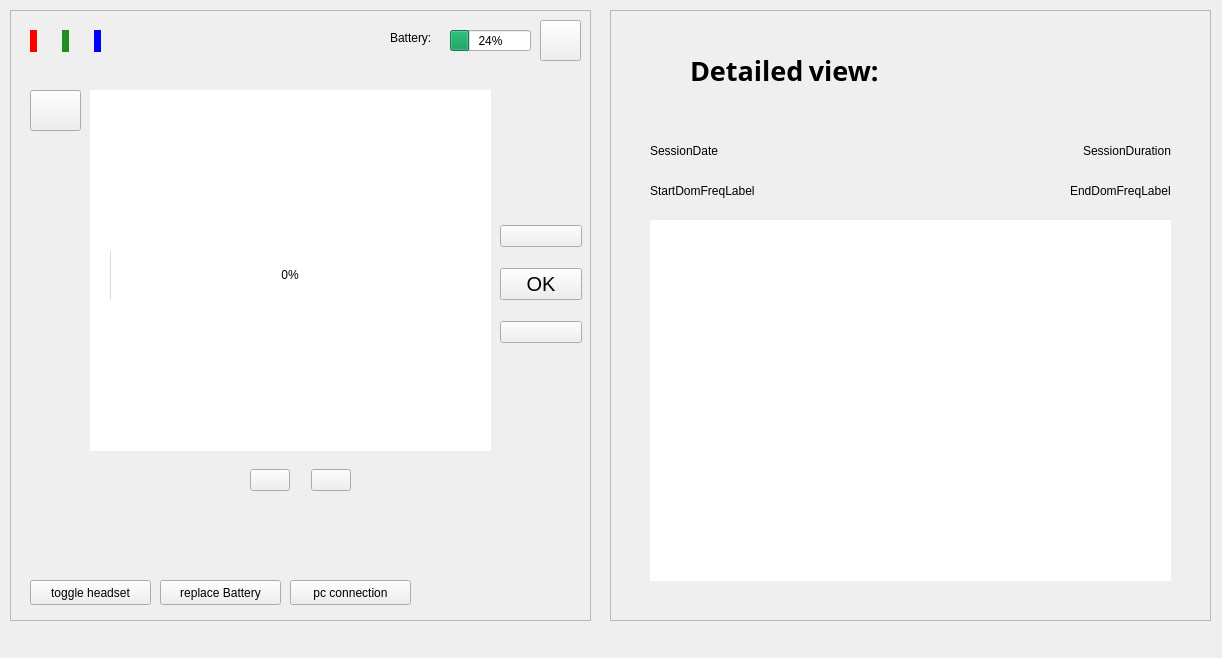
Before: the Qt Designer form neureset/mainwindow.ui in Gabmelom/neureset, drawn with Qt 5.
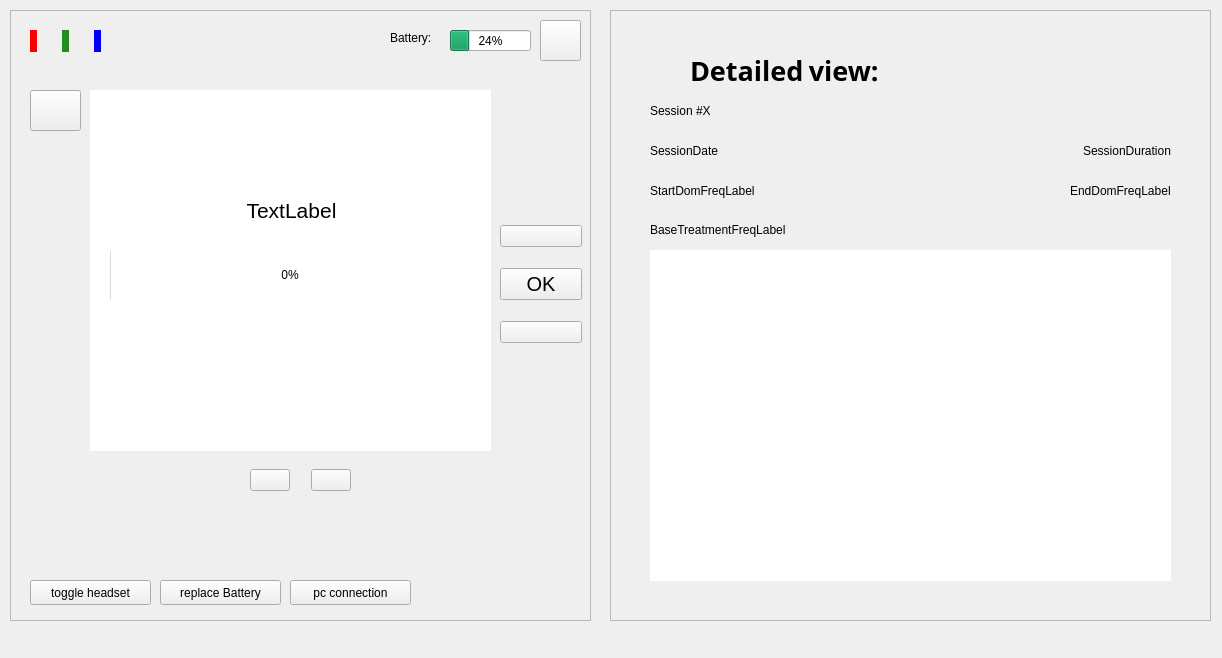
After: the same form once the commit is applied. The open tabs and pages were chosen to show the change. Icons and pictures are not drawn.

```diff
--- a/neureset/mainwindow.ui
+++ b/neureset/mainwindow.ui
@@ -389,6 +389,30 @@
         <enum>QProgressBar::BottomToTop</enum>
        </property>
       </widget>
+      <widget class="QLabel" name="sessionProgressLabel">
+       <property name="geometry">
+        <rect>
+         <x>21</x>
+         <y>100</y>
+         <width>361</width>
+         <height>41</height>
+        </rect>
+       </property>
+       <property name="font">
+        <font>
+         <pointsize>16</pointsize>
+        </font>
+       </property>
+       <property name="text">
+        <string>TextLabel</string>
+       </property>
+       <property name="alignment">
+        <set>Qt::AlignCenter</set>
+       </property>
+       <property name="wordWrap">
+        <bool>true</bool>
+       </property>
+      </widget>
      </widget>
      <widget class="QWidget" name="SessionLogPage">
       <property name="styleSheet">
@@ -638,7 +662,7 @@
         </rect>
        </property>
        <property name="text">
-        <string/>
+        <string>Session #X</string>
        </property>
       </widget>
       <widget class="QPushButton" name="pcBackButton">
@@ -703,9 +727,9 @@
        <property name="geometry">
         <rect>
          <x>10</x>
-         <y>170</y>
+         <y>200</y>
          <width>521</width>
-         <height>361</height>
+         <height>331</height>
         </rect>
        </property>
       </widget>
@@ -735,6 +759,19 @@
         </item>
        </layout>
       </widget>
+      <widget class="QLabel" name="treatDomFreqLabel">
+       <property name="geometry">
+        <rect>
+         <x>10</x>
+         <y>160</y>
+         <width>169</width>
+         <height>39</height>
+        </rect>
+       </property>
+       <property name="text">
+        <string>BaseTreatmentFreqLabel</string>
+       </property>
+      </widget>
      </widget>
     </widget>
    </widget>
```
Left out of the diff: 2 changed lines with no effect on the pictures.
